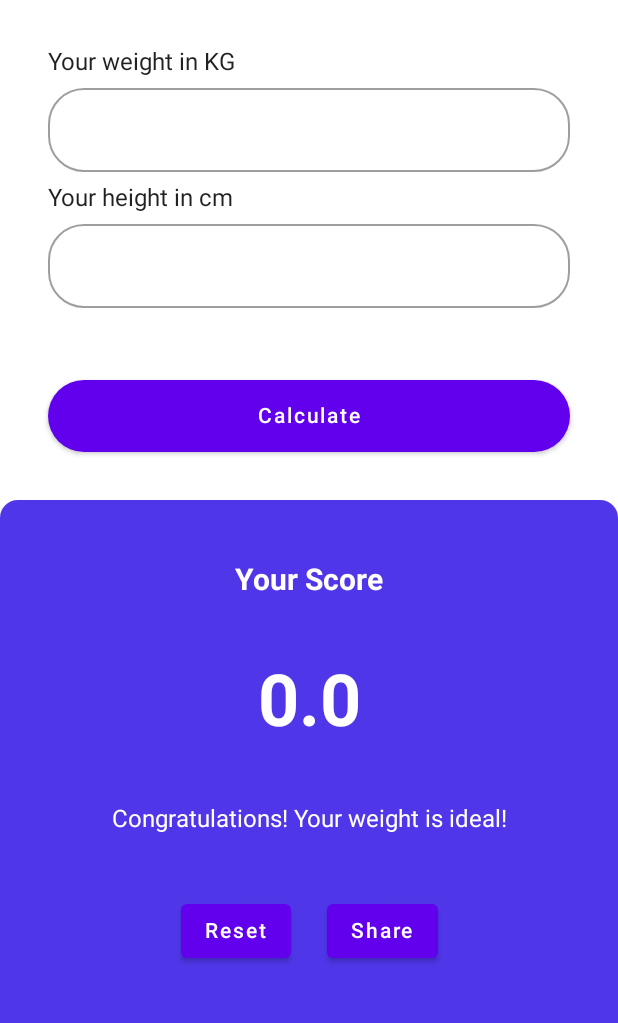
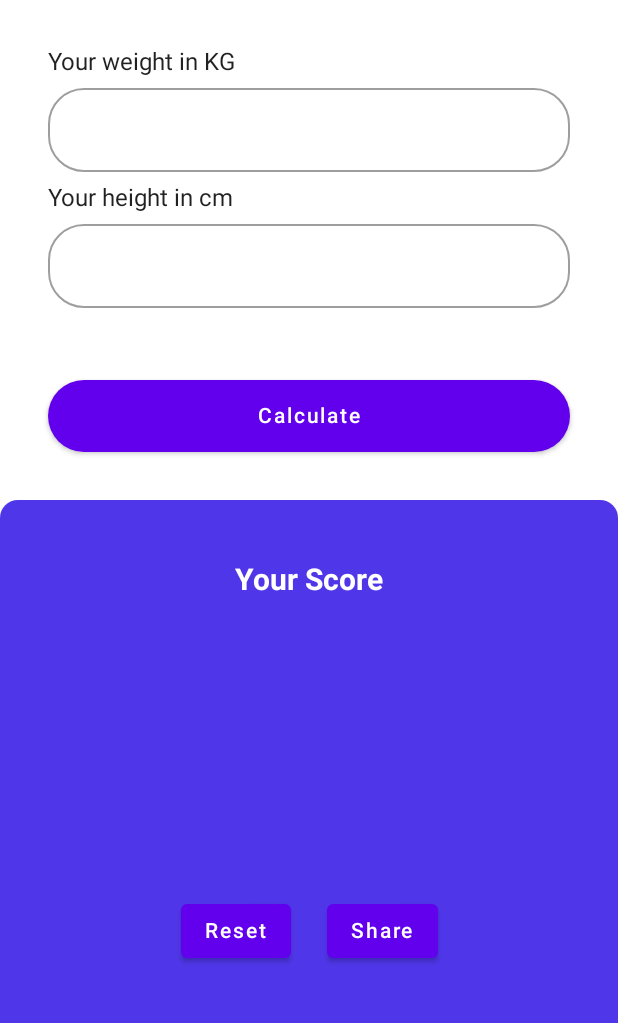
Before and after one commit to VINICIUSNUNES137/BMICalculator, an Android app built with Jetpack Compose: the screen it shows after launch (MainActivity), after a tap on "Reset", on a phone screen of 412 x 824 dp, the part 207-1230 px from its top. Run offline under Robolectric (Android 15) with nearby library versions, the phone set to English and light mode, and no system bars; 1 other tap on this screen came first.

Commit message:
reset and float

```diff
--- a/app/src/main/java/br/senai/sp/jandira/bmicalculator/MainActivity.kt
+++ b/app/src/main/java/br/senai/sp/jandira/bmicalculator/MainActivity.kt
@@ -11,9 +11,7 @@ import androidx.compose.foundation.layout.*
 import androidx.compose.foundation.shape.RoundedCornerShape
 import androidx.compose.foundation.text.KeyboardOptions
 import androidx.compose.material.*
-import androidx.compose.runtime.Composable
-import androidx.compose.runtime.mutableStateOf
-import androidx.compose.runtime.remember
+import androidx.compose.runtime.*
 import androidx.compose.runtime.saveable.rememberSaveable
 import androidx.compose.ui.Alignment
 import androidx.compose.ui.Modifier
@@ -22,6 +20,7 @@ import androidx.compose.ui.graphics.Outline
 import androidx.compose.ui.graphics.RectangleShape
 import androidx.compose.ui.graphics.Shape
 import androidx.compose.ui.graphics.vector.ImageVector
+import androidx.compose.ui.platform.LocalContext
 import androidx.compose.ui.res.painterResource
 import androidx.compose.ui.res.stringResource
 import androidx.compose.ui.res.vectorResource
@@ -33,6 +32,7 @@ import androidx.compose.ui.unit.dp
 import androidx.compose.ui.unit.sp
 import androidx.compose.ui.unit.sp
 import br.senai.sp.jandira.bmicalculator.calculate.calculate
+import br.senai.sp.jandira.bmicalculator.calculate.getBmiClassification
 import br.senai.sp.jandira.bmicalculator.model.Client
 import br.senai.sp.jandira.bmicalculator.model.Product
 import br.senai.sp.jandira.bmicalculator.ui.theme.BMICalculatorTheme
@@ -64,17 +64,23 @@ class MainActivity : ComponentActivity() {
 @Composable
 fun CalculatorScreen() {
 
-    var weightState = rememberSaveable() {
+    var weightState by rememberSaveable {
         mutableStateOf("")
     }
 
-    var heightState = rememberSaveable()  {
+    var heightState by rememberSaveable  {
         mutableStateOf("")
 
     }
-    var bmiState = rememberSaveable()  {
+    var bmiState by rememberSaveable  {
         mutableStateOf("0.0")
     }
+
+    var bmiClassificationState by rememberSaveable() {
+        mutableStateOf("")
+    }
+
+    val context = LocalContext.current.applicationContext
 
     Surface(modifier = Modifier.fillMaxSize()) {
         Column(
@@ -114,9 +120,9 @@ fun CalculatorScreen() {
                     modifier = Modifier.padding(bottom = 8.dp)
                 )
                 OutlinedTextField(
-                    value = weightState.value, onValueChange = {
+                    value = weightState, onValueChange = {
                         Log.i("ds2m", it)
-                        weightState.value = it
+                        weightState = it
                     }, modifier = Modifier.fillMaxWidth(),
                     shape = RoundedCornerShape(24.dp),
                     keyboardOptions = KeyboardOptions(keyboardType = KeyboardType.Number)
@@ -126,10 +132,10 @@ fun CalculatorScreen() {
                     modifier = Modifier.padding(top = 8.dp, bottom = 8.dp)
                 )
                 OutlinedTextField(
-                    value = heightState.value,
+                    value = heightState,
                     onValueChange = {
                                     Log.i("ds1m", it)
-                                    heightState.value = it
+                                    heightState = it
                     },
                     modifier = Modifier.fillMaxWidth(),
                     shape = RoundedCornerShape(24.dp),
@@ -138,13 +144,19 @@ fun CalculatorScreen() {
                 )
                 Spacer(modifier = Modifier.height(48.dp))
                 Button(
-                    onClick = {
-                              bmiState.value = calculate(weight = weightState.value.toDouble(), height = heightState.value.toDouble()).toString()
-                    },
                     modifier = Modifier
                         .fillMaxWidth()
                         .padding(bottom = 32.dp),
-                    shape = RoundedCornerShape(24.dp)
+                    shape = RoundedCornerShape(24.dp),
+                            onClick = {
+                        var w = weightState.toDouble()
+                        var h = heightState.toDouble()
+                        var bmi = calculate(weight = w, height = h)
+                        bmiState = String.format("%.1f", bmi)
+
+                                bmiClassificationState = getBmiClassification(bmi, context)
+
+                    }
                 ) {
                     Text(
                         text = stringResource(id = R.string.button_calculate),
@@ -175,16 +187,25 @@ fun CalculatorScreen() {
                             fontWeight = FontWeight.Bold
                         )
                         Text(
-                            text = bmiState.value,
+                            text = bmiState,
                             fontSize = 48.sp,
                             color = Color.White,
                             fontWeight = FontWeight.Bold
                         )
                         Text(
-                            text = stringResource(id = R.string.ideal_state), color = Color.White
+                            text = bmiClassificationState,
+                            color = Color.White,
+                            fontWeight = FontWeight.Bold
                         )
                         Row() {
-                            Button(onClick = { /*TODO*/ }) {
+                            Button(onClick = {
+
+                                weightState = ""
+                                heightState = ""
+                                bmiState = ""
+                                bmiClassificationState = ""
+
+                            /*TODO*/ }) {
                                 Text(text = stringResource(id = R.string.reset))
                             }
                             Spacer(modifier = Modifier.width(24.dp))
--- a/app/src/main/res/values/strings.xml
+++ b/app/src/main/res/values/strings.xml
@@ -8,5 +8,9 @@
     <string name="reset">Reset</string>
     <string name="share">Share</string>
     <string name="ideal_state">Congratulations! Your weight is ideal!</string>
-
+    <string name="underweight">Underweight</string>
+    <string name="normal_weight">Normal weight</string>
+    <string name="over_weight">Class I Obesity</string>
+    <string name="obesity">Class II Obesity</string>
+    <string name="morbid_obesity">Class III Morbid Obesity</string>
 </resources>
```
Also changed, not shown: app/src/main/java/br/senai/sp/jandira/bmicalculator/calculate/BmiCalculate.kt (+28 -1 lines).
